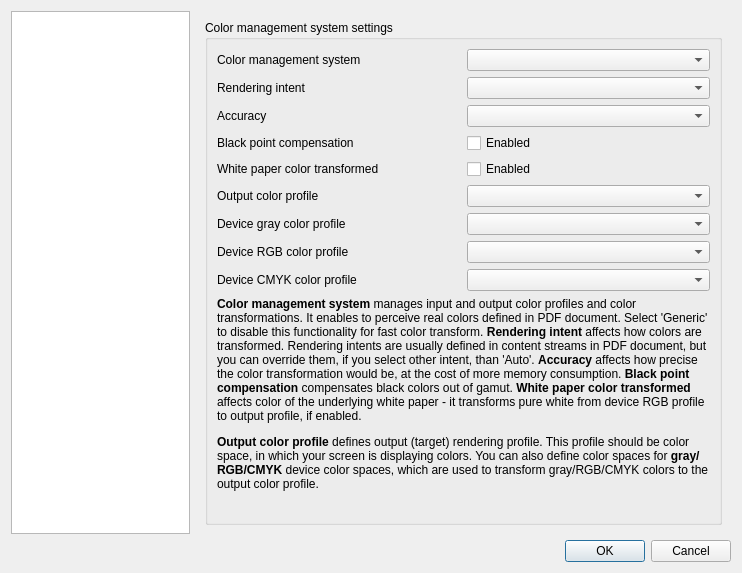
This is PdfForQtViewer/pdfviewersettingsdialog.ui in JakubMelka/PDF4QT as Qt 5 draws it before an edit. The edited form follows.
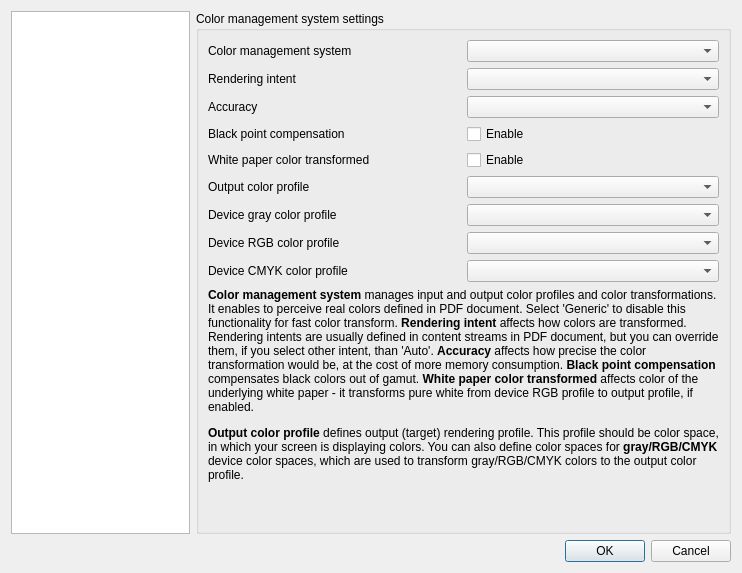
This is the edited form.

```diff
--- a/PdfForQtViewer/pdfviewersettingsdialog.ui
+++ b/PdfForQtViewer/pdfviewersettingsdialog.ui
@@ -565,7 +565,19 @@
         </layout>
        </widget>
        <widget class="QWidget" name="cmsPage">
-        <layout class="QVBoxLayout" name="verticalLayout_4">
+        <layout class="QVBoxLayout" name="cmsPageLayout">
+         <property name="leftMargin">
+          <number>0</number>
+         </property>
+         <property name="topMargin">
+          <number>0</number>
+         </property>
+         <property name="rightMargin">
+          <number>0</number>
+         </property>
+         <property name="bottomMargin">
+          <number>0</number>
+         </property>
          <item>
           <widget class="QGroupBox" name="cmsGroupBox">
            <property name="title">
@@ -580,7 +592,7 @@
               <item row="4" column="1">
                <widget class="QCheckBox" name="cmsWhitePaperColorTransformedCheckBox">
                 <property name="text">
-                 <string>Enabled</string>
+                 <string>Enable</string>
                 </property>
                </widget>
               </item>
@@ -608,7 +620,7 @@
               <item row="3" column="1">
                <widget class="QCheckBox" name="cmsIsBlackPointCompensationCheckBox">
                 <property name="text">
-                 <string>Enabled</string>
+                 <string>Enable</string>
                 </property>
                </widget>
               </item>
@@ -692,7 +704,7 @@
               <property name="sizeHint" stdset="0">
                <size>
                 <width>20</width>
-                <height>41</height>
+                <height>59</height>
                </size>
               </property>
              </spacer>
```
Left out of the diff: 2 changed lines with no effect on the pictures.
